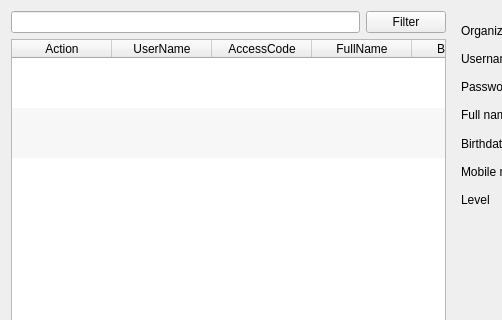
The window that app/views/templates/generated/ManageUser.ui (rondalefloyd/mts-pos) describes before a commit, drawn with Qt 5; both pictures show x 0 to 502 and y 0 to 320 of the 897 by 486 pixel window.
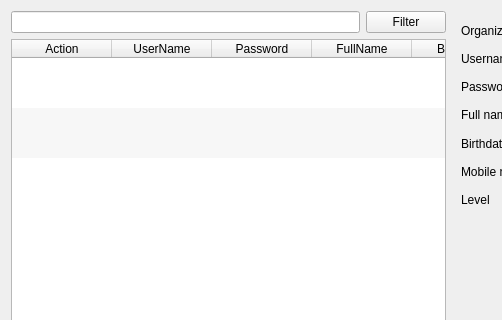
The same window after the commit.

Patch:
```diff
--- a/app/views/templates/generated/ManageUser.ui
+++ b/app/views/templates/generated/ManageUser.ui
@@ -98,7 +98,7 @@
        </column>
        <column>
         <property name="text">
-         <string>AccessCode</string>
+         <string>Password</string>
         </property>
        </column>
        <column>
```
Left out of the diff: 2 changed lines with no effect on the pictures.
